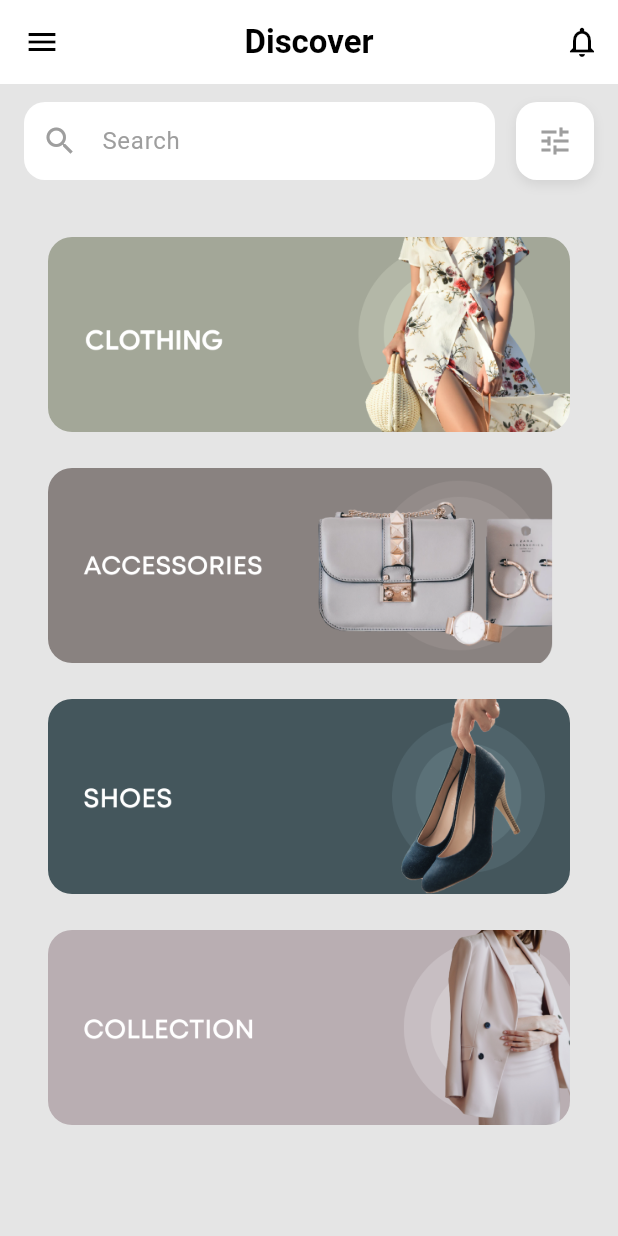
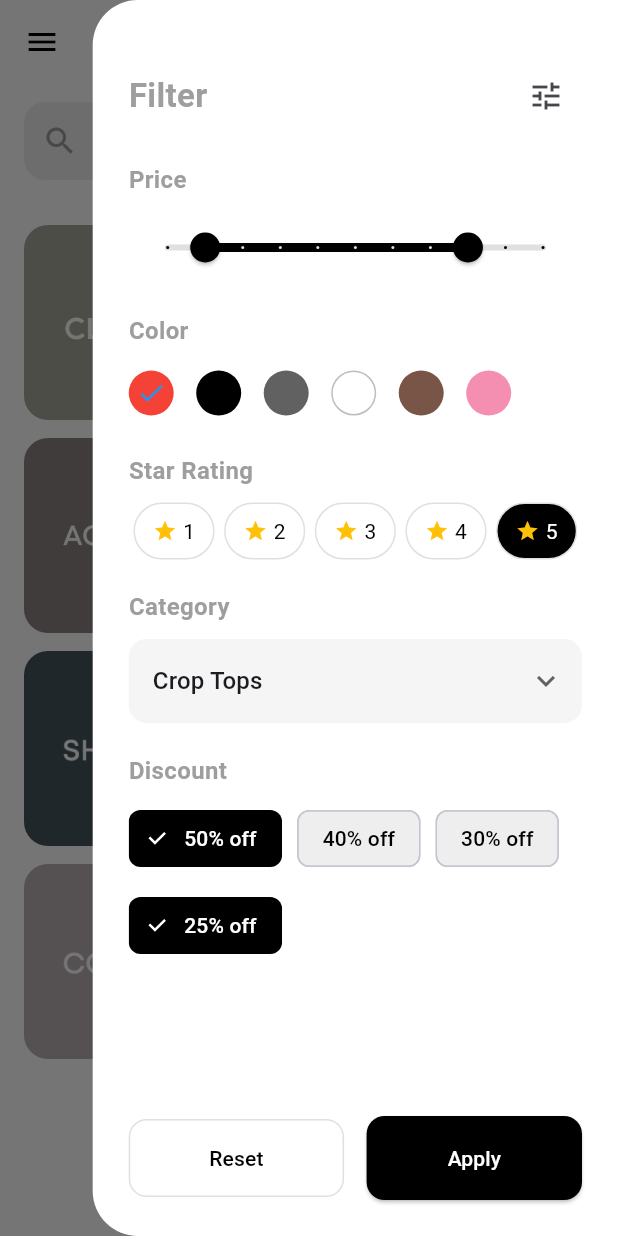
Before and after one commit to khaled-mohey10/fluxstore_app, a Flutter app: the DiscoverScreen screen opened directly, after a tap on the "tune" icon, on a phone screen of 412 x 824 dp. Run offline on Flutter 3.47's test engine with Material 3 defaults, Android fonts, the phone set to English and light mode, and no system bars; our stand-ins replace cloud_firestore, firebase_auth, firebase_core, shared_preferences; accounts and stored records are empty.

Commit message:
update: added new features and UI improvements

```diff
--- a/lib/features/home/presentation/pages/discover_screen.dart
+++ b/lib/features/home/presentation/pages/discover_screen.dart
@@ -1,14 +1,61 @@
 import 'package:flutter/material.dart';
-import 'package:glamour_app/core/constants/app_colors.dart';
-import 'package:glamour_app/features/home/presentation/widgets/banner_card.dart';
+import 'package:glamour_app/features/home/presentation/widgets/filter_bottom_sheet.dart';
 
-class DiscoverScreen extends StatelessWidget {
+class DiscoverScreen extends StatefulWidget {
   const DiscoverScreen({super.key});
+
+  @override
+  State<DiscoverScreen> createState() => _DiscoverScreenState();
+}
+
+class _DiscoverScreenState extends State<DiscoverScreen> {
+  int? _expandedIndex;
+
+  final List<Map<String, dynamic>> _categories = [
+    {
+      'title': 'CLOTHING',
+      'image': 'assets/images/banar_1.png',
+      'subCategories': [
+        {'name': 'Jacket', 'itemCount': '12 items'},
+        {'name': 'Shirts', 'itemCount': '27 items'},
+        {'name': 'Dresses', 'itemCount': '45 items'},
+        {'name': 'Trousers', 'itemCount': '16 items'},
+        {'name': 'Jeans', 'itemCount': '21 items'},
+        {'name': 'Pants', 'itemCount': '7 items'},
+      ],
+    },
+    {
+      'title': 'ACCESSORIES',
+      'image': 'assets/images/banar_2.png',
+      'subCategories': [
+        {'name': 'Bags', 'itemCount': '30 items'},
+        {'name': 'Watches', 'itemCount': '18 items'},
+        {'name': 'Jewelry', 'itemCount': '50 items'},
+      ],
+    },
+    {
+      'title': 'SHOES',
+      'image': 'assets/images/banar_3.png',
+      'subCategories': [
+        {'name': 'Heels', 'itemCount': '25 items'},
+        {'name': 'Sneakers', 'itemCount': '35 items'},
+        {'name': 'Boots', 'itemCount': '15 items'},
+      ],
+    },
+    {
+      'title': 'COLLECTION',
+      'image': 'assets/images/banar_4.png',
+      'subCategories': [
+        {'name': 'Summer 2025', 'itemCount': '40 items'},
+        {'name': 'Winter 2025', 'itemCount': '22 items'},
+      ],
+    },
+  ];
 
   @override
   Widget build(BuildContext context) {
     return Scaffold(
-      backgroundColor: AppColors.background,
+      backgroundColor: Colors.white,
       appBar: AppBar(
         backgroundColor: Colors.white,
         elevation: 0,
@@ -30,24 +77,20 @@ class DiscoverScreen extends StatelessWidget {
       ),
       body: Column(
         children: [
-          // شريط البحث + زر الفلترة
           Padding(
             padding: const EdgeInsets.symmetric(horizontal: 16, vertical: 12),
             child: Row(
               children: [
-                // مربع البحث مع hint text
                 Expanded(
                   child: TextField(
                     decoration: InputDecoration(
-                      hintText: "Search", // ← الهنت تكست
+                      hintText: "Search",
                       hintStyle: const TextStyle(color: Colors.grey),
                       prefixIcon: const Icon(Icons.search, color: Colors.grey),
                       filled: true,
-                      fillColor: Colors.white,
-                      contentPadding: const EdgeInsets.symmetric(
-                        vertical: 14,
-                        horizontal: 16,
-                      ),
+                      fillColor: Colors.grey.shade200,
+                      contentPadding:
+                          const EdgeInsets.symmetric(vertical: 14, horizontal: 16),
                       border: OutlineInputBorder(
                         borderRadius: BorderRadius.circular(14),
                         borderSide: BorderSide.none,
@@ -55,10 +98,7 @@ class DiscoverScreen extends StatelessWidget {
                     ),
                   ),
                 ),
-
                 const SizedBox(width: 14),
-
-                // زر الفلترة
                 Container(
                   height: 52,
                   width: 52,
@@ -76,29 +116,86 @@ class DiscoverScreen extends StatelessWidget {
                   child: IconButton(
                     icon: const Icon(Icons.tune, color: Colors.grey),
                     onPressed: () {
-                      // TODO: add filter action
+                      showModalBottomSheet(
+                        context: context,
+                        isScrollControlled: true,
+                        backgroundColor: Colors.transparent, // مهم جداً
+                        builder: (context) => const FilterBottomSheet(),
+                      );
                     },
                   ),
                 ),
               ],
             ),
           ),
+          const SizedBox(height: 10),
+          Expanded(
+            child: ListView.builder(
+              padding: const EdgeInsets.symmetric(horizontal: 16, vertical: 8),
+              itemCount: _categories.length,
+              itemBuilder: (context, index) {
+                final category = _categories[index];
+                final isExpanded = _expandedIndex == index;
 
-          const SizedBox(height: 10),
-
-          // باقي المحتوى
-          Expanded(
-            child: ListView(
-              padding: const EdgeInsets.symmetric(horizontal: 16, vertical: 8),
-              children: const [
-                BannerCard(imageUrl: 'assets/images/banar_1.png', height: 130),
-                SizedBox(height: 8),
-                BannerCard(imageUrl: 'assets/images/banar_2.png', height: 130),
-                SizedBox(height: 8),
-                BannerCard(imageUrl: 'assets/images/banar_3.png', height: 130),
-                SizedBox(height: 8),
-                BannerCard(imageUrl: 'assets/images/banar_4.png', height: 130),
-              ],
+                return Padding(
+                  padding: const EdgeInsets.only(bottom: 12.0),
+                  child: GestureDetector(
+                    onTap: () {
+                      setState(() {
+                        if (isExpanded) {
+                          _expandedIndex = null;
+                        } else {
+                          _expandedIndex = index;
+                        }
+                      });
+                    },
+                    child: Column(
+                      children: [
+                        CategoryBanner(
+                          imageUrl: category['image'],
+                        ),
+                        if (isExpanded)
+                          Container(
+                            decoration: BoxDecoration(
+                                color: Colors.white,
+                                border: Border.all(color: Colors.grey.shade300),
+                                borderRadius: const BorderRadius.only(
+                                  bottomLeft: Radius.circular(16),
+                                  bottomRight: Radius.circular(16),
+                                )),
+                            child: Column(
+                              children: [
+                                for (var subCategory in category['subCategories'])
+                                  Column(
+                                    children: [
+                                      ListTile(
+                                        title: Text(subCategory['name']),
+                                        trailing: Row(
+                                          mainAxisSize: MainAxisSize.min,
+                                          children: [
+                                            Text(
+                                              subCategory['itemCount'],
+                                              style:
+                                                  const TextStyle(color: Colors.grey),
+                                            ),
+                                            const SizedBox(width: 8),
+                                            const Icon(Icons.arrow_forward_ios,
+                                                size: 16, color: Colors.grey),
+                                          ],
+                                        ),
+                                        onTap: () {},
+                                      ),
+                                      const Divider(height: 1, indent: 16),
+                                    ],
+                                  ),
+                              ],
+                            ),
+                          )
+                      ],
+                    ),
+                  ),
+                );
+              },
             ),
           ),
         ],
@@ -106,3 +203,26 @@ class DiscoverScreen extends StatelessWidget {
     );
   }
 }
+
+class CategoryBanner extends StatelessWidget {
+  final String imageUrl;
+
+  const CategoryBanner({
+    super.key,
+    required this.imageUrl,
+  });
+
+  @override
+  Widget build(BuildContext context) {
+    return Container(
+      height: 130,
+      decoration: BoxDecoration(
+        borderRadius: BorderRadius.circular(16),
+        image: DecorationImage(
+          image: AssetImage(imageUrl),
+          fit: BoxFit.cover,
+        ),
+      ),
+    );
+  }
+}
--- /dev/null
+++ b/lib/features/home/presentation/widgets/filter_bottom_sheet.dart
@@ -0,0 +1,286 @@
+import 'package:flutter/material.dart';
+
+class FilterBottomSheet extends StatefulWidget {
+  const FilterBottomSheet({super.key});
+
+  @override
+  State<FilterBottomSheet> createState() => _FilterBottomSheetState();
+}
+
+class _FilterBottomSheetState extends State<FilterBottomSheet> {
+  RangeValues _currentRangeValues = const RangeValues(10, 80);
+  int _selectedColorIndex = 0;
+  int _selectedStarRating = 5;
+  String? _selectedCategory = 'Crop Tops';
+  final Set<String> _selectedDiscounts = {'50% off', '25% off'};
+
+  final List<Color> _colors = [
+    Colors.red,
+    Colors.black,
+    Colors.grey.shade700,
+    Colors.white,
+    Colors.brown,
+    Colors.pink.shade200,
+  ];
+
+  final List<String> _discounts = ['50% off', '40% off', '30% off', '25% off'];
+
+  @override
+  Widget build(BuildContext context) {
+    final drawerWidth = MediaQuery.of(context).size.width * 0.85;
+
+    return Row(
+      children: [
+        Expanded(
+          child: GestureDetector(
+            onTap: () => Navigator.pop(context),
+            child: Container(
+              color: Colors.transparent,
+            ),
+          ),
+        ),
+
+        SizedBox(
+          width: drawerWidth,
+          child: Container(
+            height: double.infinity,
+            padding: const EdgeInsets.only(top: 40, left: 24, right: 24, bottom: 24),
+            decoration: const BoxDecoration(
+              color: Colors.white,
+              borderRadius: BorderRadius.only(
+                // جعل الحواف دائرية من اليسار فقط
+                topLeft: Radius.circular(30.0),
+                bottomLeft: Radius.circular(30.0),
+              ),
+            ),
+            child: Column(
+              crossAxisAlignment: CrossAxisAlignment.start,
+              children: [
+                // المحتوى القابل للتمرير
+                Expanded(
+                  child: ListView(
+                    padding: EdgeInsets.zero,
+                    children: [
+                      // Header
+                      Row(
+                        mainAxisAlignment: MainAxisAlignment.spaceBetween,
+                        children: [
+                          const Text('Filter',
+                              style: TextStyle(fontSize: 22, fontWeight: FontWeight.bold)),
+                          IconButton(
+                            icon: const Icon(Icons.tune),
+                            onPressed: () {},
+                          ),
+                        ],
+                      ),
+                      const SizedBox(height: 20),
+
+                      // Price Range
+                      _buildSectionTitle('Price'),
+                      RangeSlider(
+                        values: _currentRangeValues,
+                        min: 0,
+                        max: 100,
+                        divisions: 10,
+                        activeColor: Colors.black,
+                        inactiveColor: Colors.grey.shade300,
+                        labels: RangeLabels(
+                          '\$${_currentRangeValues.start.round()}',
+                          '\$${_currentRangeValues.end.round()}',
+                        ),
+                        onChanged: (RangeValues values) {
+                          setState(() {
+                            _currentRangeValues = values;
+                          });
+                        },
+                      ),
+                      const SizedBox(height: 20),
+
+                      // Color Selector
+                      _buildSectionTitle('Color'),
+                      SizedBox(
+                        height: 40,
+                        child: ListView.separated(
+                          scrollDirection: Axis.horizontal,
+                          itemCount: _colors.length,
+                          itemBuilder: (context, index) {
+                            return GestureDetector(
+                              onTap: () => setState(() => _selectedColorIndex = index),
+                              child: Container(
+                                width: 30,
+                                height: 30,
+                                decoration: BoxDecoration(
+                                  color: _colors[index],
+                                  shape: BoxShape.circle,
+                                  border: Border.all(
+                                      color: _colors[index] == Colors.white
+                                          ? Colors.grey.shade400
+                                          : Colors.transparent),
+                                ),
+                                child: _selectedColorIndex == index
+                                    ? const Icon(Icons.check, color: Colors.blue, size: 20)
+                                    : null,
+                              ),
+                            );
+                          },
+                          separatorBuilder: (context, index) => const SizedBox(width: 15),
+                        ),
+                      ),
+                      const SizedBox(height: 20),
+
+                      // Star Rating
+                      _buildSectionTitle('Star Rating'),
+                      Row(
+                        mainAxisAlignment: MainAxisAlignment.spaceAround,
+                        children: List.generate(5, (index) {
+                          final rating = index + 1;
+                          return GestureDetector(
+                            onTap: () => setState(() => _selectedStarRating = rating),
+                            child: Container(
+                              padding: const EdgeInsets.symmetric(horizontal: 12, vertical: 8),
+                              decoration: BoxDecoration(
+                                color: _selectedStarRating == rating
+                                    ? Colors.black
+                                    : Colors.transparent,
+                                borderRadius: BorderRadius.circular(20),
+                                border: Border.all(color: Colors.grey.shade300),
+                              ),
+                              child: Row(
+                                children: [
+                                  const Icon(Icons.star, color: Colors.amber, size: 16),
+                                  const SizedBox(width: 4),
+                                  Text(
+                                    '$rating',
+                                    style: TextStyle(
+                                        color: _selectedStarRating == rating
+                                            ? Colors.white
+                                            : Colors.black),
+                                  ),
+                                ],
+                              ),
+                            ),
+                          );
+                        }),
+                      ),
+                      const SizedBox(height: 20),
+
+                      // Category
+                      _buildSectionTitle('Category'),
+                      DropdownButtonFormField<String>(
+                        value: _selectedCategory,
+                        decoration: InputDecoration(
+                          filled: true,
+                          fillColor: Colors.grey.shade100,
+                          border: OutlineInputBorder(
+                            borderRadius: BorderRadius.circular(12),
+                            borderSide: BorderSide.none,
+                          ),
+                        ),
+                        icon: const Icon(Icons.keyboard_arrow_down),
+                        items: <String>['Crop Tops', 'T-Shirts', 'Dresses', 'Jeans']
+                            .map((String value) {
+                          return DropdownMenuItem<String>(
+                            value: value,
+                            child: Text(value),
+                          );
+                        }).toList(),
+                        onChanged: (newValue) {
+                          setState(() {
+                            _selectedCategory = newValue;
+                          });
+                        },
+                      ),
+                      const SizedBox(height: 20),
+
+                      // Discount
+                      _buildSectionTitle('Discount'),
+                      Wrap(
+                        spacing: 10.0,
+                        runSpacing: 10.0,
+                        children: _discounts.map((discount) {
+                          return FilterChip(
+                            label: Text(discount),
+                            selected: _selectedDiscounts.contains(discount),
+                            onSelected: (selected) {
+                              setState(() {
+                                if (selected) {
+                                  _selectedDiscounts.add(discount);
+                                } else {
+                                  _selectedDiscounts.remove(discount);
+                                }
+                              });
+                            },
+                            selectedColor: Colors.black,
+                            labelStyle: TextStyle(
+                              color: _selectedDiscounts.contains(discount)
+                                  ? Colors.white
+                                  : Colors.black,
+                            ),
+                            backgroundColor: Colors.grey.shade200,
+                            checkmarkColor: Colors.white,
+                          );
+                        }).toList(),
+                      ),
+                    ],
+                  ),
+                ),
+
+                Padding(
+                  padding: const EdgeInsets.only(top: 20.0),
+                  child: Row(
+                    children: [
+                      Expanded(
+                        child: OutlinedButton(
+                          onPressed: () {
+                            // Reset Logic
+                            setState(() {
+                              _currentRangeValues = const RangeValues(10, 80);
+                              _selectedColorIndex = 0;
+                              _selectedStarRating = 5;
+                              _selectedCategory = 'Crop Tops';
+                              _selectedDiscounts.clear();
+                            });
+                          },
+                          style: OutlinedButton.styleFrom(
+                            padding: const EdgeInsets.symmetric(vertical: 16),
+                            side: BorderSide(color: Colors.grey.shade300),
+                            shape: RoundedRectangleBorder(borderRadius: BorderRadius.circular(12)),
+                          ),
+                          child:
+                              const Text('Reset', style: TextStyle(color: Colors.black)),
+                        ),
+                      ),
+                      const SizedBox(width: 15),
+                      Expanded(
+                        child: ElevatedButton(
+                          onPressed: () {
+                            Navigator.pop(context); // Close the filter
+                          },
+                          style: ElevatedButton.styleFrom(
+                            backgroundColor: Colors.black,
+                            padding: const EdgeInsets.symmetric(vertical: 16),
+                            shape: RoundedRectangleBorder(borderRadius: BorderRadius.circular(12)),
+                          ),
+                          child: const Text('Apply',
+                              style: TextStyle(color: Colors.white)),
+                        ),
+                      ),
+                    ],
+                  ),
+                ),
+              ],
+            ),
+          ),
+        ),
+      ],
+    );
+  }
+
+  Widget _buildSectionTitle(String title) {
+    return Padding(
+      padding: const EdgeInsets.only(bottom: 10.0),
+      child: Text(title,
+          style: const TextStyle(fontSize: 16, fontWeight: FontWeight.w600)),
+    );
+  }
+}
```
Also changed, not shown: pubspec.lock.
